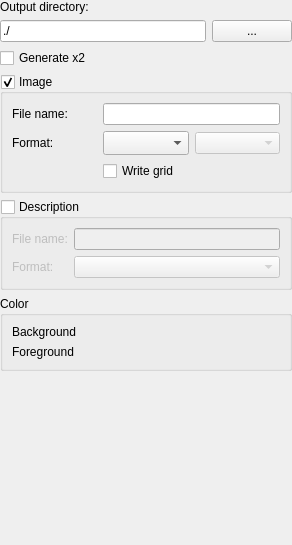
Old version of the form src/outputframe.ui in the repository MaximIntegrated/fontbuilder.
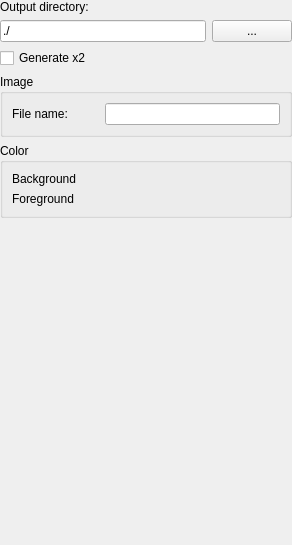
New version of the form. Custom widgets are drawn as their Qt base class.

Commit message: [ADIFontBuilder] Remove Image And Exporter Format Selection In Output Frame

Diff of the .ui file:
```diff
--- a/src/outputframe.ui
+++ b/src/outputframe.ui
@@ -38,6 +38,48 @@
    <property name="bottomMargin">
     <number>0</number>
    </property>
+   <item row="0" column="0">
+    <widget class="QLabel" name="label">
+     <property name="text">
+      <string>Output directory:</string>
+     </property>
+     <property name="buddy">
+      <cstring>lineEditPath</cstring>
+     </property>
+    </widget>
+   </item>
+   <item row="2" column="0" colspan="2">
+    <widget class="QCheckBox" name="checkBoxGenerateX2">
+     <property name="text">
+      <string>Generate x2</string>
+     </property>
+    </widget>
+   </item>
+   <item row="3" column="0" colspan="2">
+    <widget class="QGroupBox" name="groupBoxImage">
+     <property name="title">
+      <string>Image</string>
+     </property>
+     <property name="checkable">
+      <bool>false</bool>
+     </property>
+     <layout class="QGridLayout" name="gridLayout_2">
+      <item row="0" column="1" colspan="2">
+       <widget class="QLineEdit" name="lineEditImageFilename"/>
+      </item>
+      <item row="0" column="0">
+       <widget class="QLabel" name="label_2">
+        <property name="text">
+         <string>File name:</string>
+        </property>
+        <property name="buddy">
+         <cstring>lineEditImageFilename</cstring>
+        </property>
+       </widget>
+      </item>
+     </layout>
+    </widget>
+   </item>
    <item row="1" column="1">
     <widget class="QPushButton" name="pushButtonSelectPath">
      <property name="text">
@@ -55,7 +97,7 @@
      </property>
     </widget>
    </item>
-   <item row="6" column="0">
+   <item row="5" column="0">
     <spacer name="verticalSpacer">
      <property name="orientation">
       <enum>Qt::Vertical</enum>
@@ -68,128 +110,7 @@
      </property>
     </spacer>
    </item>
-   <item row="0" column="0">
-    <widget class="QLabel" name="label">
-     <property name="text">
-      <string>Output directory:</string>
-     </property>
-     <property name="buddy">
-      <cstring>lineEditPath</cstring>
-     </property>
-    </widget>
-   </item>
-   <item row="3" column="0" colspan="2">
-    <widget class="QGroupBox" name="groupBoxImage">
-     <property name="title">
-      <string>Image</string>
-     </property>
-     <property name="checkable">
-      <bool>true</bool>
-     </property>
-     <layout class="QGridLayout" name="gridLayout_2">
-      <item row="0" column="1" colspan="2">
-       <widget class="QLineEdit" name="lineEditImageFilename"/>
-      </item>
-      <item row="0" column="0">
-       <widget class="QLabel" name="label_2">
-        <property name="text">
-         <string>File name:</string>
-        </property>
-        <property name="buddy">
-         <cstring>lineEditImageFilename</cstring>
-        </property>
-       </widget>
-      </item>
-      <item row="1" column="1">
-       <widget class="QComboBox" name="comboBoxImageFormat">
-        <property name="sizeAdjustPolicy">
-         <enum>QComboBox::AdjustToMinimumContentsLengthWithIcon</enum>
-        </property>
-        <property name="frame">
-         <bool>true</bool>
-        </property>
-       </widget>
-      </item>
-      <item row="1" column="0">
-       <widget class="QLabel" name="label_3">
-        <property name="text">
-         <string>Format:</string>
-        </property>
-        <property name="buddy">
-         <cstring>comboBoxImageFormat</cstring>
-        </property>
-       </widget>
-      </item>
-      <item row="1" column="2">
-       <widget class="QComboBox" name="comboBoxImageChannels">
-        <property name="enabled">
-         <bool>false</bool>
-        </property>
-       </widget>
-      </item>
-      <item row="3" column="1">
-       <widget class="QCheckBox" name="checkBoxDrawGrid">
-        <property name="text">
-         <string>Write grid</string>
-        </property>
-       </widget>
-      </item>
-      <item row="3" column="2">
-       <widget class="ColorButton" name="widgetGridColor" native="true">
-        <property name="enabled">
-         <bool>false</bool>
-        </property>
-       </widget>
-      </item>
-     </layout>
-    </widget>
-   </item>
-   <item row="2" column="0" colspan="2">
-    <widget class="QCheckBox" name="checkBoxGenerateX2">
-     <property name="text">
-      <string>Generate x2</string>
-     </property>
-    </widget>
-   </item>
    <item row="4" column="0" colspan="2">
-    <widget class="QGroupBox" name="groupBoxDescription">
-     <property name="enabled">
-      <bool>true</bool>
-     </property>
-     <property name="title">
-      <string>Description</string>
-     </property>
-     <property name="checkable">
-      <bool>true</bool>
-     </property>
-     <property name="checked">
-      <bool>false</bool>
-     </property>
-     <layout class="QGridLayout" name="gridLayout_3">
-      <item row="1" column="1">
-       <widget class="QComboBox" name="comboBoxDescriptionType"/>
-      </item>
-      <item row="0" column="0">
-       <widget class="QLabel" name="label_4">
-        <property name="text">
-         <string>File name:</string>
-        </property>
-       </widget>
-      </item>
-      <item row="0" column="1">
-       <widget class="QLineEdit" name="lineEditDescriptionFilename"/>
-      </item>
-      <item row="1" column="0">
-       <widget class="QLabel" name="label_5">
-        <property name="text">
-         <string>Format:</string>
-        </property>
-       </widget>
-      </item>
-     </layout>
-    </widget>
-   </item>
-   <item row="5" column="0" colspan="2">
     <widget class="QGroupBox" name="groupBoxColor">
      <property name="title">
       <string>Color</string>
```
The commit also changes 3 other files.
